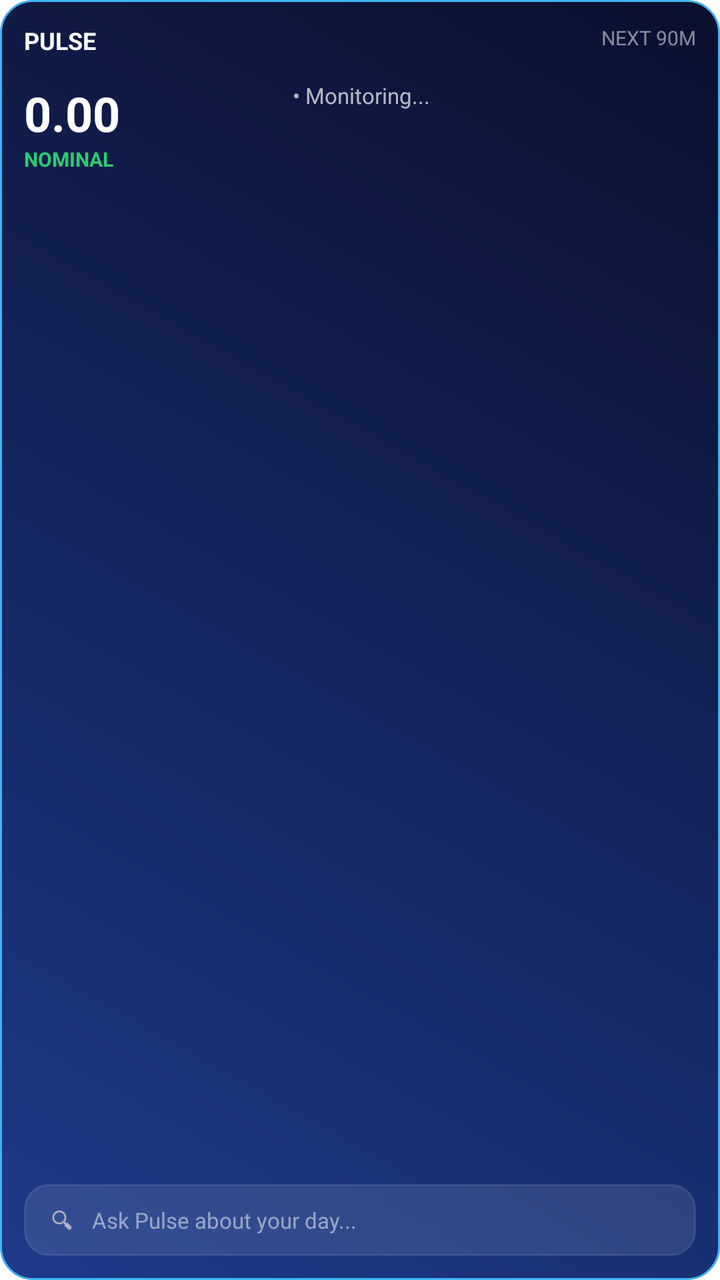
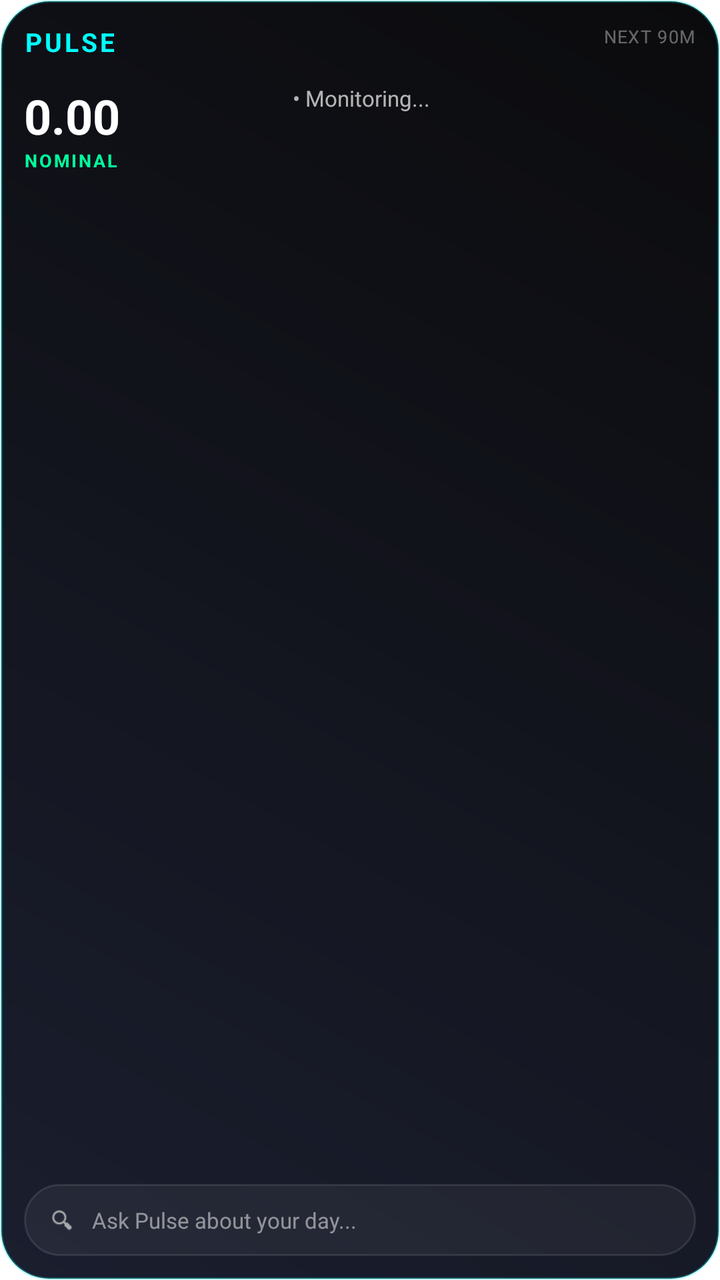

Two renders of the same Android screen: before a commit and after it. Below are the layout's source before the change and the commit's diff.
<!-- AndroidManifest.xml: fallback theme Theme.MaterialComponents.DayNight.NoActionBar -->
<!-- res/layout/pulse_widget.xml -->
<?xml version="1.0" encoding="utf-8"?>
<RelativeLayout xmlns:android="http://schemas.android.com/apk/res/android"
    android:layout_width="match_parent"
    android:layout_height="match_parent"
    android:padding="12dp"
    android:background="@drawable/widget_background">

    <TextView
        android:id="@+id/widget_title"
        android:layout_width="wrap_content"
        android:layout_height="wrap_content"
        android:text="PULSE"
        android:textColor="#FFFFFF"
        android:textSize="12sp"
        android:textStyle="bold" />

    <TextView
        android:id="@+id/widget_time"
        android:layout_width="wrap_content"
        android:layout_height="wrap_content"
        android:layout_alignParentEnd="true"
        android:text="NEXT 90M"
        android:textColor="#80FFFFFF"
        android:textSize="10sp" />

    <LinearLayout
        android:layout_width="match_parent"
        android:layout_height="wrap_content"
        android:layout_below="@id/widget_title"
        android:layout_marginTop="12dp"
        android:orientation="horizontal">

        <LinearLayout
            android:layout_width="0dp"
            android:layout_height="wrap_content"
            android:layout_weight="1"
            android:orientation="vertical">

            <TextView
                android:id="@+id/widget_risk_score"
                android:layout_width="wrap_content"
                android:layout_height="wrap_content"
                android:text="0.00"
                android:textColor="#FFFFFF"
                android:textSize="24sp"
                android:textStyle="bold" />

            <TextView
                android:id="@+id/widget_risk_label"
                android:layout_width="wrap_content"
                android:layout_height="wrap_content"
                android:text="NOMINAL"
                android:textColor="#2ECC71"
                android:textSize="10sp"
                android:textStyle="bold" />
        </LinearLayout>

        <LinearLayout
            android:layout_width="0dp"
            android:layout_height="wrap_content"
            android:layout_weight="1.5"
            android:orientation="vertical">

            <TextView
                android:id="@+id/risk_1"
                android:layout_width="match_parent"
                android:layout_height="wrap_content"
                android:text="• Monitoring..."
                android:textColor="#B0FFFFFF"
                android:textSize="11sp" />

            <TextView
                android:id="@+id/risk_2"
                android:layout_width="match_parent"
                android:layout_height="wrap_content"
                android:layout_marginTop="4dp"
                android:text=""
                android:textColor="#B0FFFFFF"
                android:textSize="11sp" />

            <TextView
                android:id="@+id/risk_3"
                android:layout_width="match_parent"
                android:layout_height="wrap_content"
                android:layout_marginTop="4dp"
                android:text=""
                android:textColor="#B0FFFFFF"
                android:textSize="11sp" />
        </LinearLayout>
    </LinearLayout>

    <LinearLayout
        android:id="@+id/widget_ask_bar"
        android:layout_width="match_parent"
        android:layout_height="36dp"
        android:layout_alignParentBottom="true"
        android:layout_marginTop="12dp"
        android:background="@drawable/widget_search_bar"
        android:gravity="center_vertical"
        android:orientation="horizontal"
        android:paddingStart="12dp"
        android:paddingEnd="12dp">

        <ImageView
            android:layout_width="14dp"
            android:layout_height="14dp"
            android:src="@android:drawable/ic_menu_search"
            android:tint="#80FFFFFF" />

        <TextView
            android:layout_width="wrap_content"
            android:layout_height="wrap_content"
            android:layout_marginStart="8dp"
            android:text="Ask Pulse about your day..."
            android:textColor="#80FFFFFF"
            android:textSize="11sp" />
    </LinearLayout>
</RelativeLayout>
<!-- resources referenced by this layout -->
<resources>
  <!-- drawable widget_background (drawable) -->
  <?xml version="1.0" encoding="utf-8"?>
  <shape xmlns:android="http://schemas.android.com/apk/res/android">
      <gradient
          android:startColor="#1E3A8A"
          android:endColor="#0A0F2D" 
          android:angle="45" />
      <corners android:radius="16dp" />
      <stroke
          android:width="1dp"
          android:color="#40B3F5" />     
  </shape>
  <!-- drawable widget_search_bar (drawable) -->
  <?xml version="1.0" encoding="utf-8"?>
  <shape xmlns:android="http://schemas.android.com/apk/res/android"
      android:shape="rectangle">
      <solid android:color="#1AFFFFFF" />
      <corners android:radius="12dp" />
      <stroke
          android:width="1dp"
          android:color="#1AFFFFFF" />
  </shape>
</resources>

<!-- the commit's change to res/layout/pulse_widget.xml (unified diff, before → after) -->
@@ -10,8 +10,9 @@
         android:layout_width="wrap_content"
         android:layout_height="wrap_content"
         android:text="PULSE"
-        android:textColor="#FFFFFF"
-        android:textSize="12sp"
+        android:textColor="#00FFFF"
+        android:textSize="13sp"
+        android:letterSpacing="0.1"
         android:textStyle="bold" />
 
     <TextView
@@ -20,8 +21,9 @@
         android:layout_height="wrap_content"
         android:layout_alignParentEnd="true"
         android:text="NEXT 90M"
-        android:textColor="#80FFFFFF"
-        android:textSize="10sp" />
+        android:textColor="#60FFFFFF"
+        android:textSize="9sp"
+        android:letterSpacing="0.05" />
 
     <LinearLayout
         android:layout_width="match_parent"
@@ -50,8 +52,9 @@
                 android:layout_width="wrap_content"
                 android:layout_height="wrap_content"
                 android:text="NOMINAL"
-                android:textColor="#2ECC71"
-                android:textSize="10sp"
+                android:textColor="#00FF9D"
+                android:textSize="9sp"
+                android:letterSpacing="0.1"
                 android:textStyle="bold" />
         </LinearLayout>
 
<!-- resource entries referenced after the edit -->
@@ -4,20 +4,20 @@
   <?xml version="1.0" encoding="utf-8"?>
   <shape xmlns:android="http://schemas.android.com/apk/res/android">
       <gradient
-          android:startColor="#1E3A8A"
-          android:endColor="#0A0F2D" 
+          android:startColor="#1A1E2E"
+          android:endColor="#0B0B0D" 
           android:angle="45" />
-      <corners android:radius="16dp" />
+      <corners android:radius="24dp" />
       <stroke
-          android:width="1dp"
-          android:color="#40B3F5" />     
+          android:width="1.2dp"
+          android:color="#4000FFFF" />     
   </shape>
   <!-- drawable widget_search_bar (drawable) -->
   <?xml version="1.0" encoding="utf-8"?>
   <shape xmlns:android="http://schemas.android.com/apk/res/android"
       android:shape="rectangle">
-      <solid android:color="#1AFFFFFF" />
-      <corners android:radius="12dp" />
+      <solid android:color="#0DFFFFFF" />
+      <corners android:radius="18dp" />
       <stroke
           android:width="1dp"
           android:color="#1AFFFFFF" />
